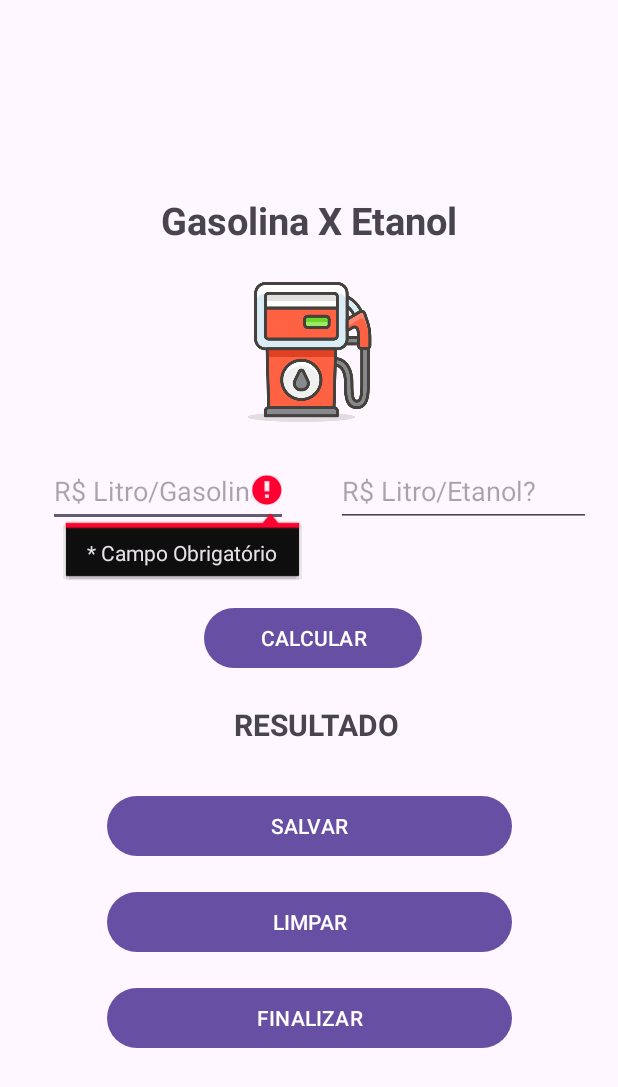
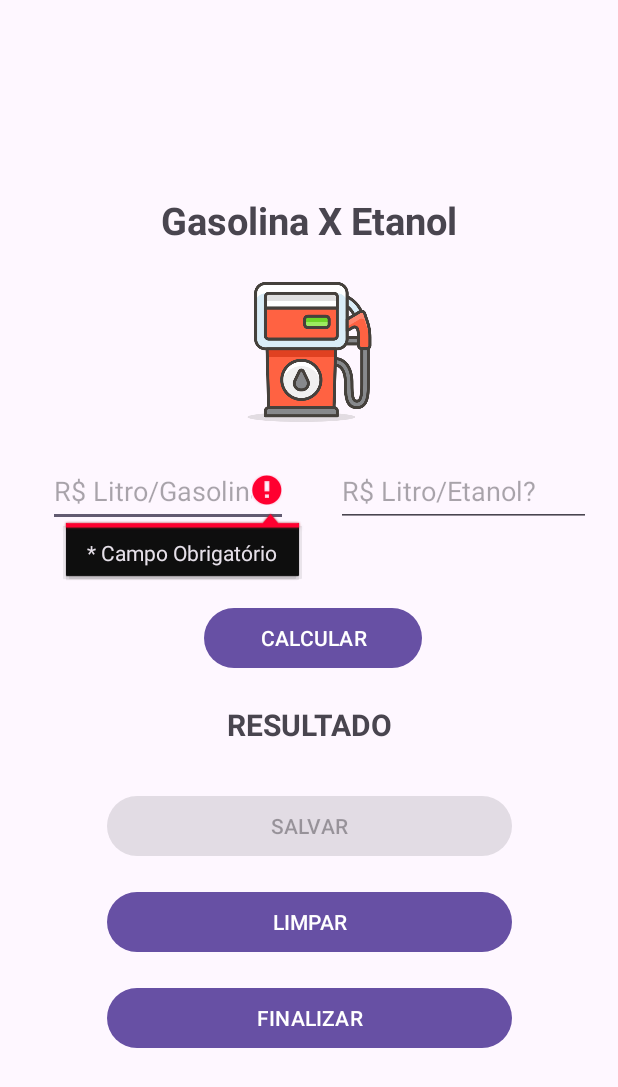
Before and after one commit to alves-hub/appGasEta, an Android app: the screen it shows after launch (GasEtaActivity), after a tap on "CALCULAR", on a phone screen of 412 x 824 dp. Shown: the top 1087 px of the screen. Run offline under Robolectric (Android 15) with nearby library versions, the phone set to English and light mode, and no system bars.

Commit message:
implementacoes e ajuste

```diff
--- a/app/src/main/java/devandroid/alves/appgaseta/applistacurso/view/GasEtaActivity.java
+++ b/app/src/main/java/devandroid/alves/appgaseta/applistacurso/view/GasEtaActivity.java
@@ -11,23 +11,21 @@ import android.widget.Toast;
 import androidx.annotation.Nullable;
 import androidx.appcompat.app.AppCompatActivity;
 
-import org.w3c.dom.Text;
-
 import devandroid.alves.appgaseta.R;
 import devandroid.alves.appgaseta.applistacurso.apoio.UtilGasEta;
-import devandroid.alves.appgaseta.applistacurso.controller.GasEtaController;
+import devandroid.alves.appgaseta.applistacurso.controller.CombustivelController;
 import devandroid.alves.appgaseta.applistacurso.model.Combustivel;
 
-public class GasEtaActivity  extends AppCompatActivity {
+public class GasEtaActivity extends AppCompatActivity {
     Double valorGasolina;
     Double valorEtanol;
     String recomendacao;
 
-    UtilGasEta  utilGasEta;
-    GasEtaController controller;
-    //GasEtaController gasEtaController = new GasEtaController();
+    CombustivelController controllers;
+
     Combustivel combustivelGasolina;
     Combustivel combustivelEtanol;
+
     EditText editTextLitroGasolina;
     EditText editTextLitroEtanol;
     Button btnCalcular;
@@ -52,15 +50,6 @@ public class GasEtaActivity  extends AppCompatActivity {
         btnFinalizar = findViewById(R.id.btnFinalizar);
         textResultado = findViewById(R.id.textResultado);
 
-
-        //UtilGasEta.MetodoEstatico();
-        //utilGasEta.MetodoNaoStatico();
-
-        //Exibindo mensagem do return do metodo na tela
-        /*Toast.makeText(GasEtaActivity.this,
-                UtilGasEta.CalcularMelhorOpcao(5.50,3.70),
-                Toast.LENGTH_LONG).show();*/
-
         //acao botoes
         btnCalcular.setOnClickListener(new View.OnClickListener() {
             @Override
@@ -68,48 +57,56 @@ public class GasEtaActivity  extends AppCompatActivity {
                 boolean isDadoOk = true;
 
 
-
                 //tratando erro campo vazio
-                if (TextUtils.isEmpty(editTextLitroGasolina.getText())){
+                if (TextUtils.isEmpty(editTextLitroGasolina.getText())) {
                     editTextLitroGasolina.setError("* Campo Obrigatório");
                     //manter foco do curso no campo
                     editTextLitroGasolina.requestFocus();
                     isDadoOk = false;
-                }else if (TextUtils.isEmpty(editTextLitroEtanol.getText())) {
+                    // manter botao salvar desabilitado
+                    btnSalvar.setEnabled(false);
+                } else if (TextUtils.isEmpty(editTextLitroEtanol.getText())) {
                     editTextLitroEtanol.setError("* Campo Obrigatório");
                     editTextLitroEtanol.requestFocus();
                     isDadoOk = false;
-                } else if (isDadoOk){
+                    // manter botao salvar desabilitado
+                    btnSalvar.setEnabled(false);
+                } else if (isDadoOk) {
                     valorGasolina = Double.parseDouble(editTextLitroGasolina.getText().toString());
                     valorEtanol = Double.parseDouble(editTextLitroEtanol.getText().toString());
                     recomendacao = UtilGasEta.CalcularMelhorOpcao(valorGasolina, valorEtanol);
 
                     textResultado.setText(recomendacao);
+                    btnSalvar.setEnabled(true);
 
-                }else{
+                } else {
                     Toast.makeText(GasEtaActivity.this,
                             "Por favor, digite os dados Obrigatórios...", Toast.LENGTH_LONG).show();
+                    btnSalvar.setEnabled(false);
                 }
-
             }
         });
 
         btnSalvar.setOnClickListener(new View.OnClickListener() {
             @Override
             public void onClick(View v) {
-            // TODO DESABILITAR BOTAO SALVAR
+
+                // TODO: EditText inputType
                 combustivelGasolina = new Combustivel();
                 combustivelEtanol = new Combustivel();
+
                 combustivelGasolina.setNomeCombustivel("Gasolina");
-                combustivelGasolina.setPrecoCombustivel(valorGasolina);
+                //combustivelGasolina.setPrecoCombustivel(valorGasolina);
 
                 combustivelEtanol.setNomeCombustivel("Etanol");
                 combustivelEtanol.setPrecoCombustivel(valorEtanol);
 
-                combustivelGasolina.setRecomendacao(UtilGasEta.CalcularMelhorOpcao(valorGasolina,valorEtanol));
+                combustivelGasolina.setRecomendacao(UtilGasEta.CalcularMelhorOpcao(valorGasolina, valorEtanol));
                 combustivelEtanol.setRecomendacao(UtilGasEta.CalcularMelhorOpcao(valorGasolina,valorEtanol));
 
-                int parada = 0;
+                controllers.salvar(combustivelGasolina);
+                controllers.salvar(combustivelEtanol);
+
             }
         });
 
@@ -118,6 +115,7 @@ public class GasEtaActivity  extends AppCompatActivity {
             public void onClick(View v) {
                 editTextLitroGasolina.setText("");
                 editTextLitroEtanol.setText("");
+                btnSalvar.setEnabled(false);
             }
         });
 
--- a/app/src/main/res/layout/activity_gaseta.xml
+++ b/app/src/main/res/layout/activity_gaseta.xml
@@ -80,11 +80,12 @@
 
             <TextView
                 android:id="@+id/textResultado"
-                android:layout_width="124dp"
+                android:layout_width="match_parent"
                 android:layout_height="wrap_content"
-                android:layout_marginStart="140dp"
+                android:layout_marginStart="10dp"
                 android:layout_marginTop="20dp"
                 android:layout_marginEnd="10dp"
+                android:gravity="center_horizontal"
                 android:text="@string/txt_resultado"
                 android:textSize="20sp"
                 android:textStyle="bold" />
@@ -96,6 +97,7 @@
                 android:layout_marginStart="55dp"
                 android:layout_marginTop="30dp"
                 android:layout_marginEnd="16dp"
+                android:enabled="false"
                 android:text="@string/btn_salvar" />
 
 
```
Also changed, not shown: app/src/main/java/devandroid/alves/appgaseta/applistacurso/controller/CombustivelController.java (added, +36 -0 lines), app/src/main/java/devandroid/alves/appgaseta/applistacurso/controller/GasEtaController.java (deleted, +0 -34 lines).
